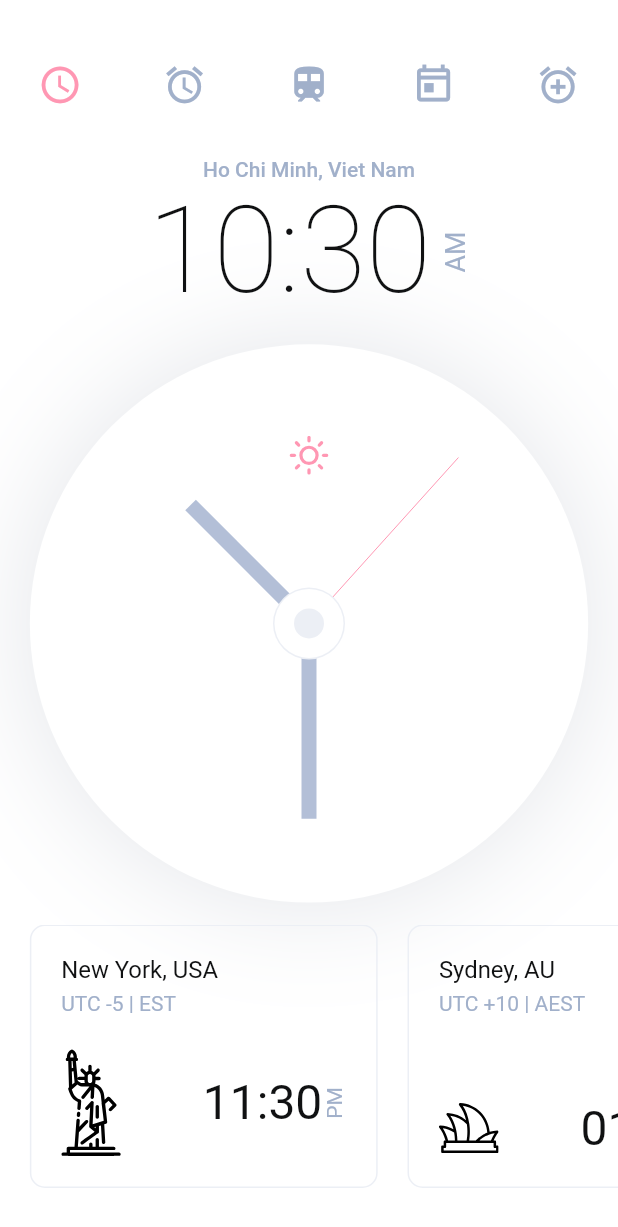
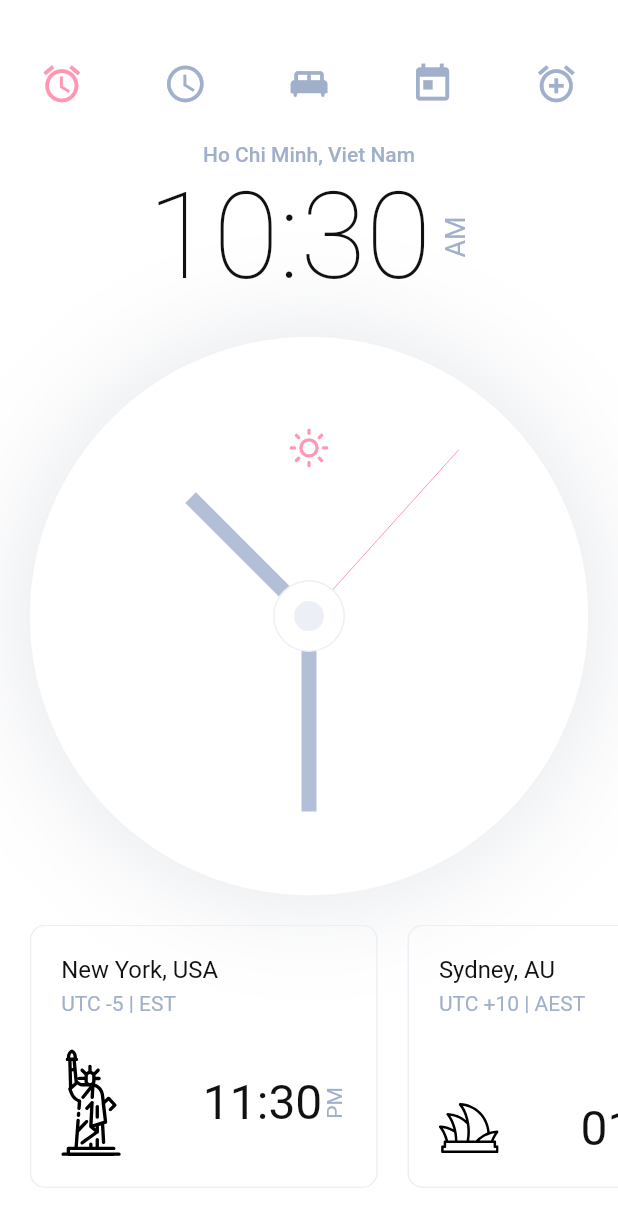
Before and after one commit to lambiengcode/analog-clock, a Flutter app: the screen it shows after launch, on a phone screen of 412 x 824 dp. Shown: the top 1227 px of the screen. Run offline on Flutter 3.47's test engine with Material 2 defaults, Android fonts, the phone set to English and light mode, and no system bars; our stand-ins replace flutter_icons, flutter_svg, get, get_storage, google_fonts.

Commit message:
done tabbar

```diff
--- a/lib/src/app.dart
+++ b/lib/src/app.dart
@@ -1,4 +1,4 @@
-import 'package:analog_clock/src/pages/home/home_screen.dart';
+import 'package:analog_clock/src/pages/tab/tab_bar_layout.dart';
 import 'package:flutter/material.dart';
 import 'package:flutter/services.dart';
 
@@ -30,6 +30,6 @@ class _AppState extends State<App> with WidgetsBindingObserver {
 
   @override
   Widget build(BuildContext context) {
-    return HomePage();
+    return TabBarLayout();
   }
 }
--- /dev/null
+++ b/lib/src/pages/bedtime/bed_time_page.dart
@@ -0,0 +1,17 @@
+import 'package:flutter/material.dart';
+
+class BedTimePage extends StatefulWidget {
+  @override
+  State<StatefulWidget> createState() => _BedTimePageState();
+}
+
+class _BedTimePageState extends State<BedTimePage> {
+  @override
+  Widget build(BuildContext context) {
+    return Container(
+      child: Column(
+        children: [],
+      ),
+    );
+  }
+}
--- a/lib/src/pages/home/home_screen.dart
+++ b/lib/src/pages/home/home_screen.dart
@@ -1,21 +1,41 @@
+import 'dart:async';
+
 import 'package:analog_clock/src/pages/home/widgets/body.dart';
 import 'package:analog_clock/src/public/size_config.dart';
 import 'package:flutter/material.dart';
 
-class HomePage extends StatelessWidget {
-  final _scaffoldKey = GlobalKey<ScaffoldState>();
+class HomePage extends StatefulWidget {
+  @override
+  State<StatefulWidget> createState() => _HomePageState();
+}
 
-  openDrawer() {
-    _scaffoldKey.currentState.openDrawer();
+class _HomePageState extends State<HomePage> {
+  DateTime _dateTime = DateTime.now();
+  Timer _timer;
+
+  @override
+  void initState() {
+    super.initState();
+    _timer = Timer.periodic(Duration(seconds: 1), (timer) {
+      setState(() {
+        _dateTime = DateTime.now();
+      });
+    });
+  }
+
+  @override
+  void dispose() {
+    _timer.cancel();
+    super.dispose();
   }
 
   @override
   Widget build(BuildContext context) {
     SizeConfig().init(context);
     return Scaffold(
-      key: _scaffoldKey,
-      extendBodyBehindAppBar: true,
-      body: Body(),
+      body: Body(
+        dateTime: _dateTime,
+      ),
     );
   }
 
--- a/lib/src/pages/home/widgets/body.dart
+++ b/lib/src/pages/home/widgets/body.dart
@@ -1,4 +1,3 @@
-import 'package:analog_clock/src/public/constants.dart';
 import 'package:flutter/material.dart';
 import 'package:intl/intl.dart';
 import 'clock.dart';
@@ -6,6 +5,8 @@ import 'country_card.dart';
 import 'time_in_hour_and_minute.dart';
 
 class Body extends StatelessWidget {
+  final DateTime dateTime;
+  Body({this.dateTime});
   @override
   Widget build(BuildContext context) {
     DateFormat format = DateFormat('hh:mm');
@@ -15,16 +16,13 @@ class Body extends StatelessWidget {
         width: double.infinity,
         child: Column(
           children: [
-            SizedBox(height: height / 25.0),
-            _buildTopBar(context),
-            SizedBox(height: 24.0),
             Text(
               "Ho Chi Minh, Viet Nam",
               style: Theme.of(context).textTheme.bodyText1,
             ),
             TimeInHourAndMinute(),
             Spacer(),
-            Clock(),
+            Clock(dateTime: dateTime),
             Spacer(),
             SingleChildScrollView(
               scrollDirection: Axis.horizontal,
@@ -73,33 +71,4 @@ class Body extends StatelessWidget {
       ),
     );
   }
-
-  Widget _buildTopBar(context) {
-    return Padding(
-      padding: EdgeInsets.symmetric(horizontal: 16.0),
-      child: Row(
-        mainAxisAlignment: MainAxisAlignment.spaceBetween,
-        children: [
-          _buildActionIcon(context, Icons.watch_later_outlined, true),
-          _buildActionIcon(context, Icons.alarm, false),
-          _buildActionIcon(context, Icons.train_sharp, false),
-          _buildActionIcon(context, Icons.today_outlined, false),
-          _buildActionIcon(context, Icons.alarm_add, false),
-        ],
-      ),
-    );
-  }
-
-  Widget _buildActionIcon(context, icon, active) {
-    return IconButton(
-      onPressed: () => null,
-      icon: Icon(
-        icon,
-        color: active
-            ? Theme.of(context).primaryColor
-            : Theme.of(context).iconTheme.color,
-        size: width / 14.0,
-      ),
-    );
-  }
 }
--- a/lib/src/pages/home/widgets/clock.dart
+++ b/lib/src/pages/home/widgets/clock.dart
@@ -1,4 +1,3 @@
-import 'dart:async';
 import 'dart:math';
 import 'package:analog_clock/src/public/constants.dart';
 import 'package:analog_clock/src/public/size_config.dart';
@@ -7,32 +6,9 @@ import 'package:flutter/material.dart';
 import 'package:flutter_icons/flutter_icons.dart';
 import 'clock_painter.dart';
 
-class Clock extends StatefulWidget {
-  @override
-  _ClockState createState() => _ClockState();
-}
-
-class _ClockState extends State<Clock> {
-  DateTime _dateTime = DateTime.now();
-  Timer _timer;
-
-  @override
-  void initState() {
-    super.initState();
-    _timer = Timer.periodic(Duration(seconds: 1), (timer) {
-      setState(() {
-        _dateTime = DateTime.now();
-      });
-    });
-  }
-
-  @override
-  void dispose() {
-    _timer.cancel();
-    super.dispose();
-  }
-
-  @override
+class Clock extends StatelessWidget {
+  final DateTime dateTime;
+  Clock({this.dateTime});
   Widget build(BuildContext context) {
     return Stack(
       children: [
@@ -56,7 +32,7 @@ class _ClockState extends State<Clock> {
               child: Transform.rotate(
                 angle: -pi / 2,
                 child: CustomPaint(
-                  painter: ClockPainter(context, _dateTime),
+                  painter: ClockPainter(context, dateTime),
                 ),
               ),
             ),
--- /dev/null
+++ b/lib/src/pages/tab/tab_bar_layout.dart
@@ -0,0 +1,107 @@
+import 'package:analog_clock/src/pages/home/home_screen.dart';
+import 'package:analog_clock/src/public/constants.dart';
+import 'package:flutter/material.dart';
+
+class TabBarLayout extends StatefulWidget {
+  @override
+  State<StatefulWidget> createState() => _TabBarLayoutState();
+}
+
+class _TabBarLayoutState extends State<TabBarLayout>
+    with SingleTickerProviderStateMixin {
+  TabController _tabController;
+
+  var _pages = [
+    HomePage(),
+    HomePage(),
+    HomePage(),
+    HomePage(),
+    HomePage(),
+  ];
+
+  @override
+  void initState() {
+    super.initState();
+    _tabController = new TabController(
+      vsync: this,
+      length: _pages.length,
+      initialIndex: 0,
+    );
+  }
+
+  @override
+  Widget build(BuildContext context) {
+    return Scaffold(
+      body: Container(
+        child: Column(
+          children: [
+            SizedBox(height: height / 25.0),
+            _buildTopBar(context),
+            SizedBox(height: 16.0),
+            Expanded(
+              child: TabBarView(
+                controller: _tabController,
+                children: _pages.map((Widget tab) {
+                  return tab;
+                }).toList(),
+              ),
+            ),
+          ],
+        ),
+      ),
+    );
+  }
+
+  Widget _buildTopBar(context) {
+    return TabBar(
+      controller: _tabController,
+      labelColor: Theme.of(context).primaryColor,
+      indicatorColor: Colors.transparent,
+      unselectedLabelColor: Theme.of(context).iconTheme.color,
+      indicatorSize: TabBarIndicatorSize.tab,
+      indicatorWeight: .1,
+      labelStyle: TextStyle(
+        fontWeight: FontWeight.bold,
+        fontSize: width / 14.0,
+        fontFamily: 'Raleway-Bold',
+      ),
+      unselectedLabelStyle: TextStyle(
+        fontWeight: FontWeight.bold,
+        fontSize: width / 14.0,
+        fontFamily: 'Raleway-Bold',
+      ),
+      tabs: [
+        Tab(
+          icon: Icon(
+            Icons.alarm,
+            size: width / 14.0,
+          ),
+        ),
+        Tab(
+          icon: Icon(
+            Icons.watch_later_outlined,
+            size: width / 14.0,
+          ),
+        ),
+        Tab(
+          icon: Icon(
+            Icons.king_bed,
+            size: width / 14.0,
+          ),
+        ),
+        Tab(
+          icon: Icon(
+            Icons.today,
+            size: width / 14.0,
+          ),
+        ),
+        Tab(
+          icon: Icon(
+            Icons.alarm_add,
+            size: width / 14.0,
+          ),
+        ),
+      ],
+    );
+  }
+}
```
